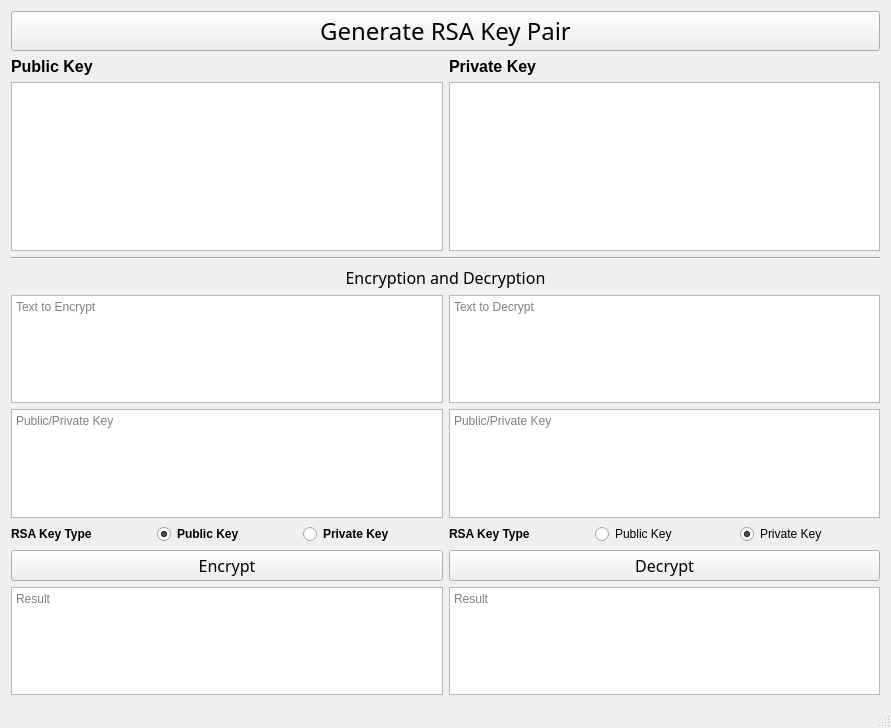
Qt form mainwindow.ui (xswzaq44321/RSA-enc-decrypter) before a commit.
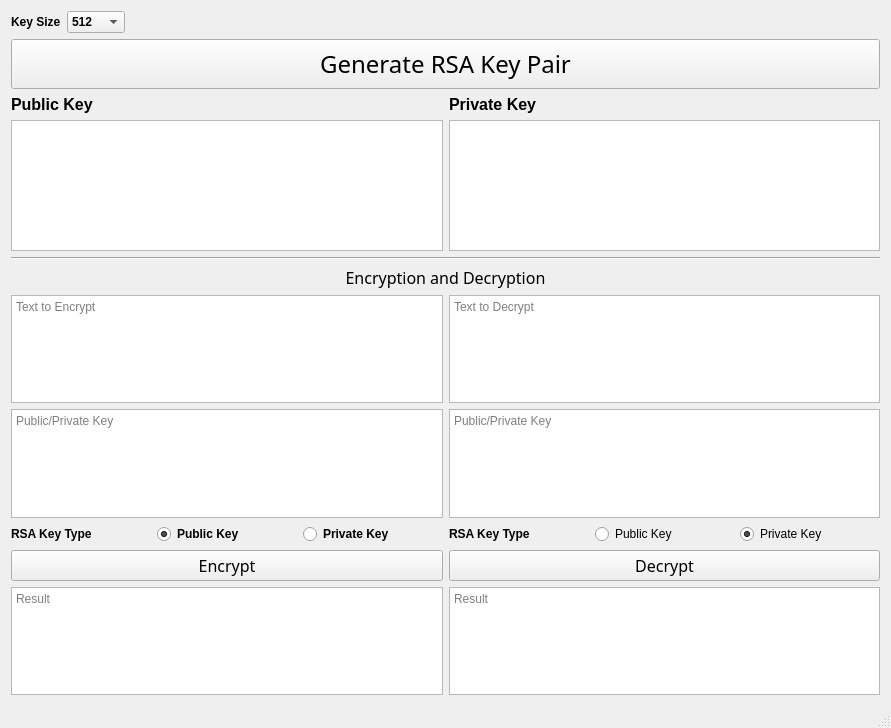
The same form after that commit.

The edit to the form file:
```diff
--- a/mainwindow.ui
+++ b/mainwindow.ui
@@ -19,6 +19,84 @@
      <layout class="QVBoxLayout" name="verticalLayout_6" stretch="3,0,0,5">
       <item>
        <layout class="QVBoxLayout" name="verticalLayout_3">
+        <item>
+         <layout class="QHBoxLayout" name="horizontalLayout_5">
+          <item>
+           <widget class="QLabel" name="label_5">
+            <property name="maximumSize">
+             <size>
+              <width>100</width>
+              <height>16777215</height>
+             </size>
+            </property>
+            <property name="font">
+             <font>
+              <weight>75</weight>
+              <bold>true</bold>
+             </font>
+            </property>
+            <property name="text">
+             <string>Key Size</string>
+            </property>
+           </widget>
+          </item>
+          <item>
+           <widget class="QComboBox" name="comboBox">
+            <property name="maximumSize">
+             <size>
+              <width>100</width>
+              <height>16777215</height>
+             </size>
+            </property>
+            <property name="font">
+             <font>
+              <weight>75</weight>
+              <bold>true</bold>
+             </font>
+            </property>
+            <property name="layoutDirection">
+             <enum>Qt::LeftToRight</enum>
+            </property>
+            <property name="currentText">
+             <string>2048</string>
+            </property>
+            <item>
+             <property name="text">
+              <string>512</string>
+             </property>
+            </item>
+            <item>
+             <property name="text">
+              <string>1024</string>
+             </property>
+            </item>
+            <item>
+             <property name="text">
+              <string>2048</string>
+             </property>
+            </item>
+            <item>
+             <property name="text">
+              <string>4096</string>
+             </property>
+            </item>
+           </widget>
+          </item>
+          <item>
+           <spacer name="horizontalSpacer">
+            <property name="orientation">
+             <enum>Qt::Horizontal</enum>
+            </property>
+            <property name="sizeHint" stdset="0">
+             <size>
+              <width>40</width>
+              <height>20</height>
+             </size>
+            </property>
+           </spacer>
+          </item>
+         </layout>
+        </item>
         <item>
          <widget class="QPushButton" name="pushButton_generate">
           <property name="enabled">
@@ -33,7 +111,7 @@
           <property name="minimumSize">
            <size>
             <width>0</width>
-            <height>40</height>
+            <height>50</height>
            </size>
           </property>
           <property name="font">
```
Left out of the diff: 2 changed lines with no effect on the pictures.
